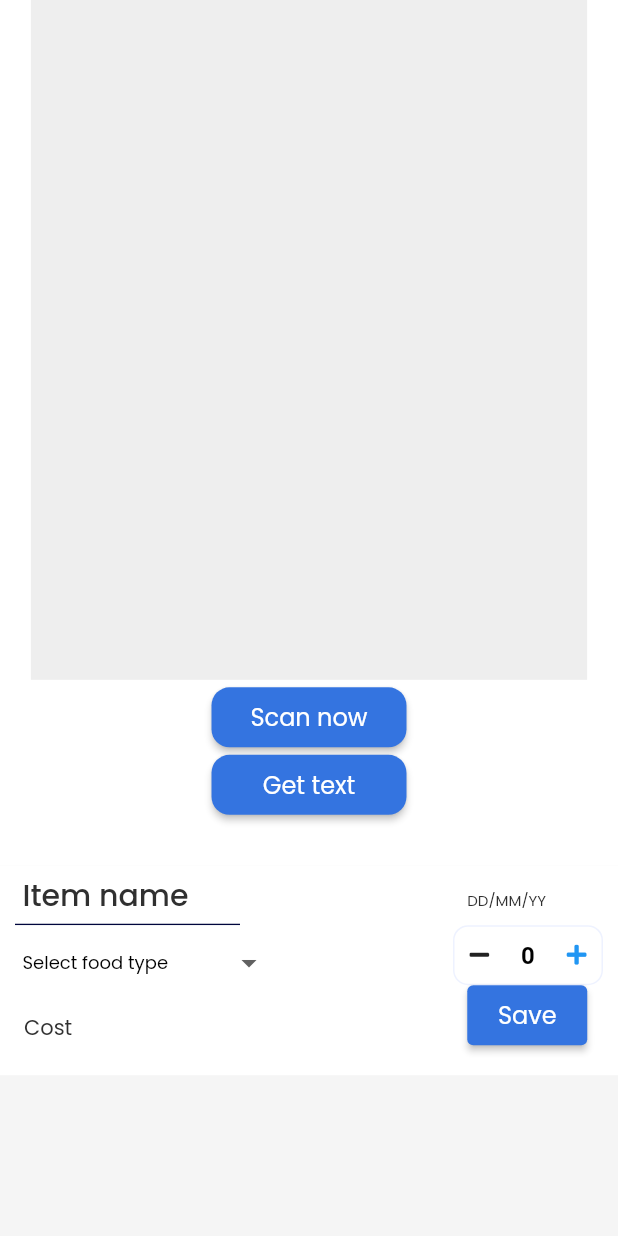
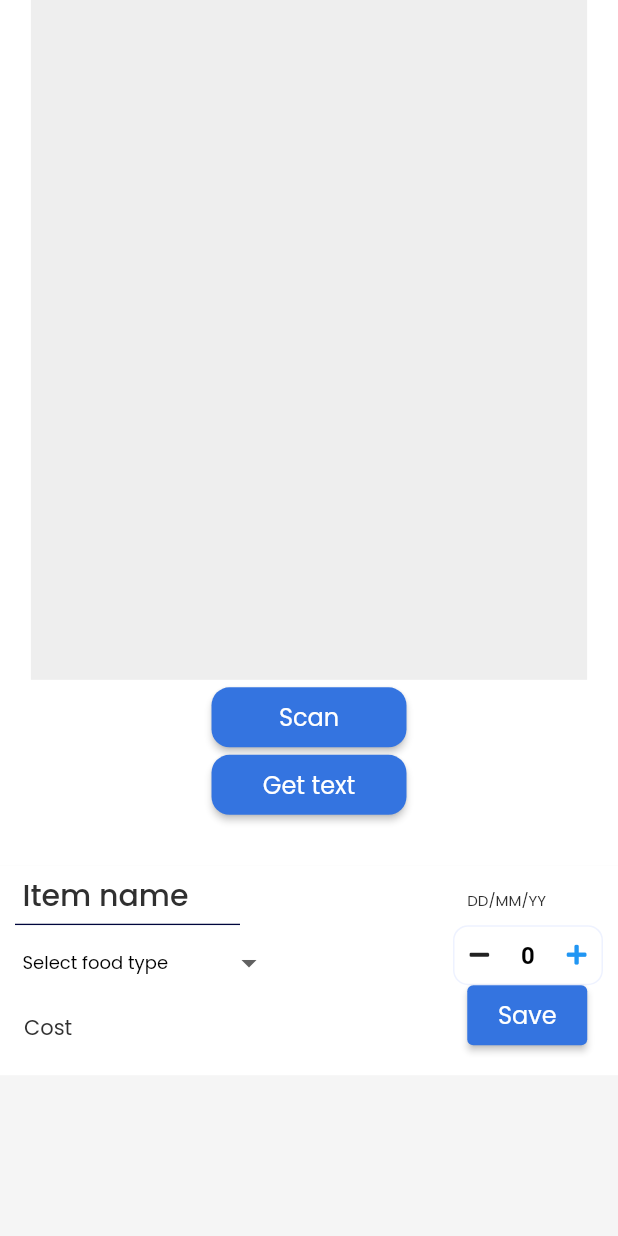
Before and after one commit to subramanyanavada123/rubix22-65-optimise-prime, a Flutter app: the Scan1Widget screen opened directly, on a phone screen of 412 x 824 dp. Run offline on Flutter 3.47's test engine with Material 2 defaults, Android fonts, the phone set to English and light mode, and no system bars; drawn by our look-alikes of auto_size_text; our stand-ins replace font_awesome_flutter, google_fonts, page_transition, smooth_page_indicator, timeago; missing offline and left inert: json_path.

Commit message:
Updating to latest FlutterFlow output.

```diff
--- a/lib/scan1/scan1_widget.dart
+++ b/lib/scan1/scan1_widget.dart
@@ -63,7 +63,7 @@ class _Scan1WidgetState extends State<Scan1Widget> {
                                   onPressed: () {
                                     print('Button pressed ...');
                                   },
-                                  text: 'Scan now',
+                                  text: 'Scan',
                                   options: FFButtonOptions(
                                     width: 130,
                                     height: 40,
```
